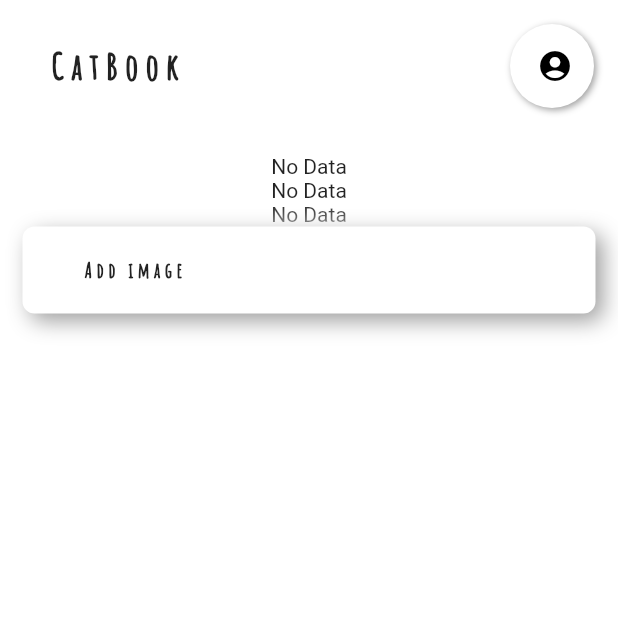
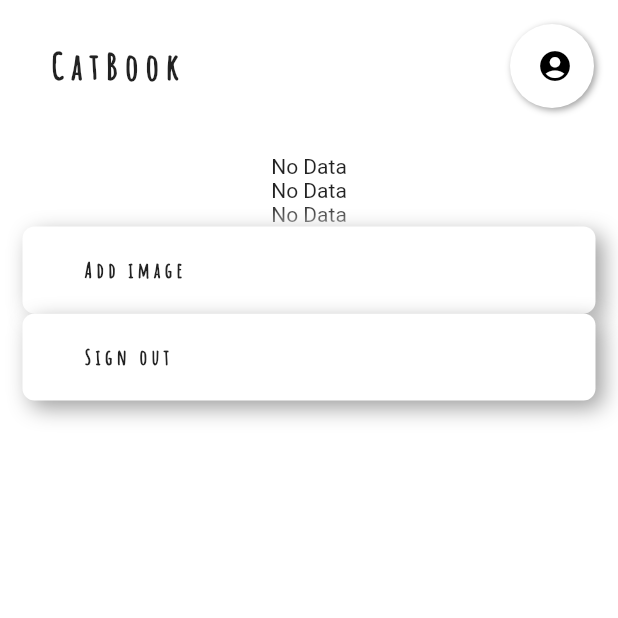
Before and after one commit to sunny-jang/cat_posting_app, a Flutter app: the screen it shows once a user with an empty profile is signed in, on a phone screen of 412 x 824 dp, the top half of it. Run offline on Flutter 3.47's test engine with Material 2 defaults, Android fonts, the phone set to English and light mode, and no system bars; drawn by our look-alikes of flutter_neumorphic; our stand-ins replace firebase_auth, firebase_storage; accounts and stored records are empty; network calls fail.

Commit message:
Create Logout button

```diff
--- a/lib/main.dart
+++ b/lib/main.dart
@@ -40,6 +40,7 @@ class Splash extends StatelessWidget {
     return StreamBuilder<FirebaseUser>(
       stream: FirebaseAuth.instance.onAuthStateChanged, // Whenever it's sign in or sign out or sign up
       builder: (context, snapshot) {
+        print(snapshot.data);
         if (snapshot.data == null) { //  If it's not login (When it's log out )
           return ChangeNotifierProvider<JoinOrLogin>(
               create: (context) => JoinOrLogin(),
--- a/lib/timeline.dart
+++ b/lib/timeline.dart
@@ -62,6 +62,21 @@ class Timeline extends StatelessWidget {
               ),
               onPressed: () {},
             ),
+
+            NeumorphicButton(
+              padding: EdgeInsets.symmetric(vertical: 20, horizontal: 40),
+              child: Text(
+                "Sign out",
+                style: TextStyle(
+                  fontFamily: 'Amatic',
+                  fontWeight: FontWeight.w900,
+                  letterSpacing: 3,
+                ),
+              ),
+              onPressed: () {
+                FirebaseAuth.instance.signOut();
+              },
+            ),
           ],
         ),
       ),
```
